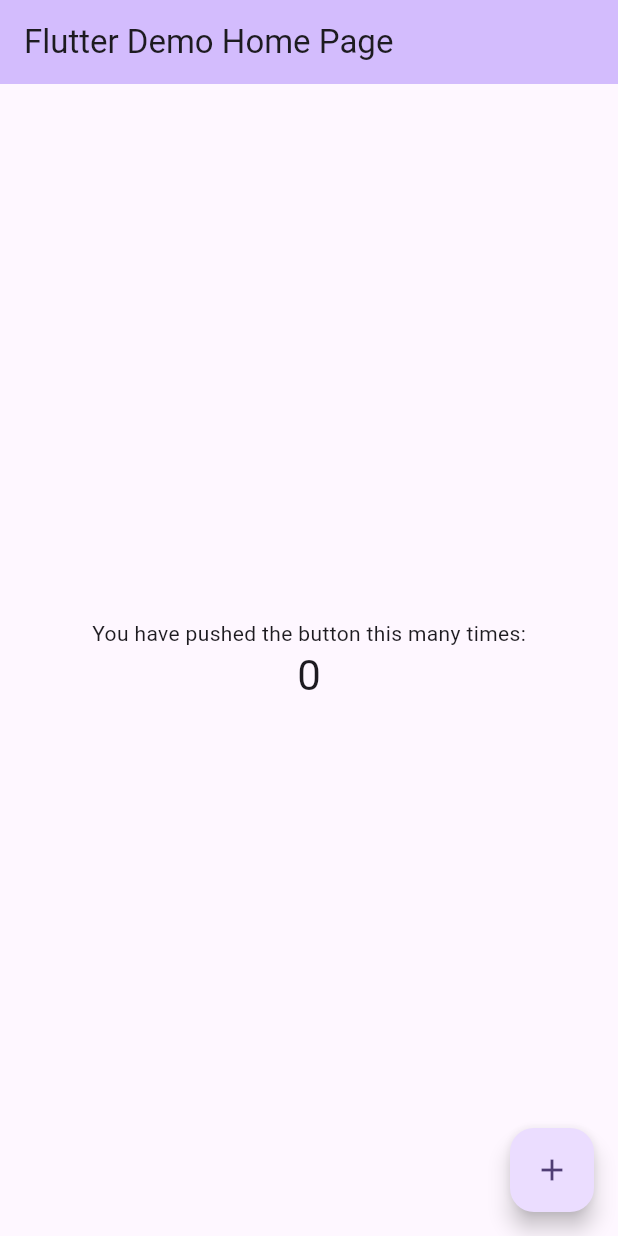
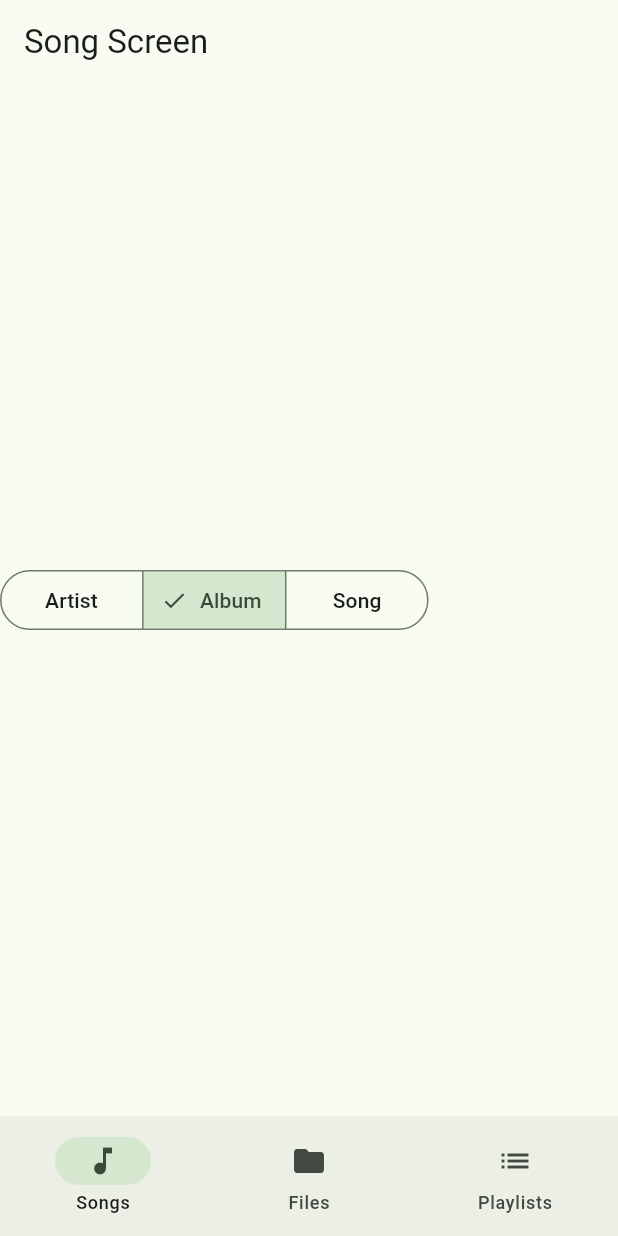
Before and after one commit to brayanCh/andromeda_music_player, a Flutter app: the screen it shows after launch, on a phone screen of 412 x 824 dp. Run offline on Flutter 3.47's test engine with Material 3 defaults, Android fonts, the light colour scheme and no system bars.

Commit message:
[FEAT] basic navigation bar and song section

```diff
--- a/lib/main.dart
+++ b/lib/main.dart
@@ -1,4 +1,6 @@
 import 'package:flutter/material.dart';
+
+import 'screens/song_screen.dart';
 
 void main() {
   runApp(const MyApp());
@@ -13,113 +15,52 @@ class MyApp extends StatelessWidget {
     return MaterialApp(
       title: 'Flutter Demo',
       theme: ThemeData(
-        // This is the theme of your application.
-        //
-        // TRY THIS: Try running your application with "flutter run". You'll see
-        // the application has a blue toolbar. Then, without quitting the app,
-        // try changing the seedColor in the colorScheme below to Colors.green
-        // and then invoke "hot reload" (save your changes or press the "hot
-        // reload" button in a Flutter-supported IDE, or press "r" if you used
-        // the command line to start the app).
-        //
-        // Notice that the counter didn't reset back to zero; the application
-        // state is not lost during the reload. To reset the state, use hot
-        // restart instead.
-        //
-        // This works for code too, not just values: Most code changes can be
-        // tested with just a hot reload.
-        colorScheme: ColorScheme.fromSeed(seedColor: Colors.deepPurple),
+        colorScheme: ColorScheme.fromSeed(seedColor: Colors.green),
         useMaterial3: true,
       ),
-      home: const MyHomePage(title: 'Flutter Demo Home Page'),
+      home: const NavigationContainer(),
     );
   }
 }
 
-class MyHomePage extends StatefulWidget {
-  const MyHomePage({super.key, required this.title});
-
-  // This widget is the home page of your application. It is stateful, meaning
-  // that it has a State object (defined below) that contains fields that affect
-  // how it looks.
-
-  // This class is the configuration for the state. It holds the values (in this
-  // case the title) provided by the parent (in this case the App widget) and
-  // used by the build method of the State. Fields in a Widget subclass are
-  // always marked "final".
-
-  final String title;
+class NavigationContainer extends StatefulWidget {
+  const NavigationContainer({super.key});
 
   @override
-  State<MyHomePage> createState() => _MyHomePageState();
+  State<NavigationContainer> createState() => _MyHomePageState();
 }
 
-class _MyHomePageState extends State<MyHomePage> {
-  int _counter = 0;
-
-  void _incrementCounter() {
-    setState(() {
-      // This call to setState tells the Flutter framework that something has
-      // changed in this State, which causes it to rerun the build method below
-      // so that the display can reflect the updated values. If we changed
-      // _counter without calling setState(), then the build method would not be
-      // called again, and so nothing would appear to happen.
-      _counter++;
-    });
-  }
+class _MyHomePageState extends State<NavigationContainer> {
+  int currentPageIndex = 0;
 
   @override
   Widget build(BuildContext context) {
-    // This method is rerun every time setState is called, for instance as done
-    // by the _incrementCounter method above.
-    //
-    // The Flutter framework has been optimized to make rerunning build methods
-    // fast, so that you can just rebuild anything that needs updating rather
-    // than having to individually change instances of widgets.
     return Scaffold(
-      appBar: AppBar(
-        // TRY THIS: Try changing the color here to a specific color (to
-        // Colors.amber, perhaps?) and trigger a hot reload to see the AppBar
-        // change color while the other colors stay the same.
-        backgroundColor: Theme.of(context).colorScheme.inversePrimary,
-        // Here we take the value from the MyHomePage object that was created by
-        // the App.build method, and use it to set our appbar title.
-        title: Text(widget.title),
+      bottomNavigationBar: NavigationBar(
+        onDestinationSelected: (int index) {
+          setState(() {
+            currentPageIndex = index;
+          });
+        },
+        selectedIndex: currentPageIndex,
+        destinations: const [
+          NavigationDestination(
+            icon: Icon(Icons.music_note),
+            label: 'Songs',
+          ),
+          NavigationDestination(
+            icon: Icon(Icons.folder),
+            label: 'Files',
+          ),
+          NavigationDestination(
+            icon: Icon(Icons.list),
+            label: 'Playlists',
+          ),
+        ],
       ),
-      body: Center(
-        // Center is a layout widget. It takes a single child and positions it
-        // in the middle of the parent.
-        child: Column(
-          // Column is also a layout widget. It takes a list of children and
-          // arranges them vertically. By default, it sizes itself to fit its
-          // children horizontally, and tries to be as tall as its parent.
-          //
-          // Column has various properties to control how it sizes itself and
-          // how it positions its children. Here we use mainAxisAlignment to
-          // center the children vertically; the main axis here is the vertical
-          // axis because Columns are vertical (the cross axis would be
-          // horizontal).
-          //
-          // TRY THIS: Invoke "debug painting" (choose the "Toggle Debug Paint"
-          // action in the IDE, or press "p" in the console), to see the
-          // wireframe for each widget.
-          mainAxisAlignment: MainAxisAlignment.center,
-          children: <Widget>[
-            const Text(
-              'You have pushed the button this many times:',
-            ),
-            Text(
-              '$_counter',
-              style: Theme.of(context).textTheme.headlineMedium,
-            ),
-          ],
-        ),
-      ),
-      floatingActionButton: FloatingActionButton(
-        onPressed: _incrementCounter,
-        tooltip: 'Increment',
-        child: const Icon(Icons.add),
-      ), // This trailing comma makes auto-formatting nicer for build methods.
+      body: <Widget>[
+        SongScreen(),
+      ][currentPageIndex],
     );
   }
 }
--- /dev/null
+++ b/lib/screens/song_screen.dart
@@ -0,0 +1,54 @@
+import 'package:flutter/material.dart';
+
+class SongScreen extends StatefulWidget {
+  @override
+  SongScreenState createState() => SongScreenState();
+}
+
+enum SongScreenSection {
+  artist,
+  album,
+  song,
+}
+
+class SongScreenState extends State<SongScreen> {
+  SongScreenSection currentSection = SongScreenSection.album;
+
+  @override
+  Widget build(BuildContext context) {
+    return Scaffold(
+      appBar: AppBar(
+        title: const Text('Song Screen'),
+      ),
+      body: Container(
+        child: Column(
+          mainAxisAlignment: MainAxisAlignment.center,
+          children: <Widget>[
+            SegmentedButton(
+              selected: <SongScreenSection>{currentSection},
+              segments: const <ButtonSegment<SongScreenSection>>[
+                ButtonSegment<SongScreenSection>(
+                  value: SongScreenSection.artist,
+                  label: Text('Artist'),
+                ),
+                ButtonSegment<SongScreenSection>(
+                  value: SongScreenSection.album,
+                  label: Text('Album'),
+                ),
+                ButtonSegment<SongScreenSection>(
+                  value: SongScreenSection.song,
+                  label: Text('Song'),
+                ),
+              ],
+              onSelectionChanged: (Set<SongScreenSection> section) {
+                setState(() {
+                  currentSection = section.first;
+                });
+              },
+            ),
+          ],
+        ),
+      ),
+    );
+  }
+}
```
Also changed, not shown: pubspec.lock.
